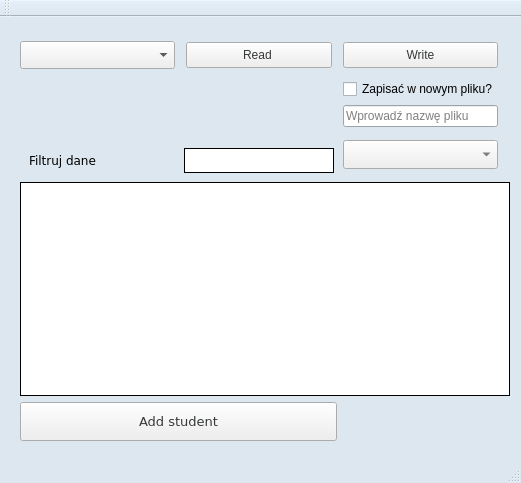
Old version of the form Katalog_JIPP_Project/Katalog_JIPP_Project.ui in the repository xpawelek/AcademicRecordsManager.
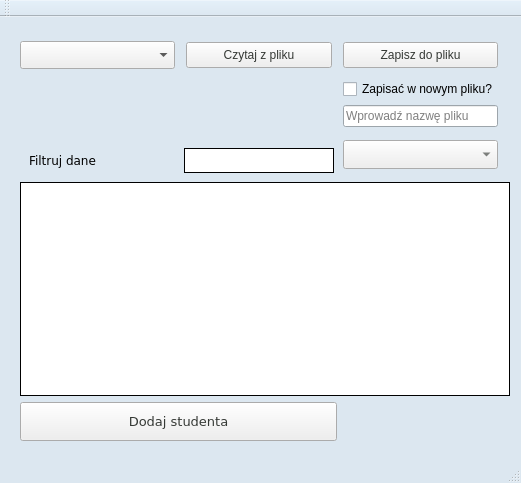
New version of the form.

Patch:
```diff
--- a/Katalog_JIPP_Project/Katalog_JIPP_Project.ui
+++ b/Katalog_JIPP_Project/Katalog_JIPP_Project.ui
@@ -143,7 +143,7 @@
          <string notr="true">padding:5; margin: 5; color: #353935;</string>
         </property>
         <property name="text">
-         <string>Read </string>
+         <string>Czytaj z pliku</string>
         </property>
        </widget>
       </item>
@@ -159,7 +159,7 @@
          <string notr="true">padding:5;  color: #353935;</string>
         </property>
         <property name="text">
-         <string>Write</string>
+         <string>Zapisz do pliku</string>
         </property>
        </widget>
       </item>
@@ -195,7 +195,7 @@
          <string notr="true">padding-top:10;  padding-bottom :10; color: #353935; </string>
         </property>
         <property name="text">
-         <string>Add student</string>
+         <string>Dodaj studenta</string>
         </property>
        </widget>
       </item>
```
